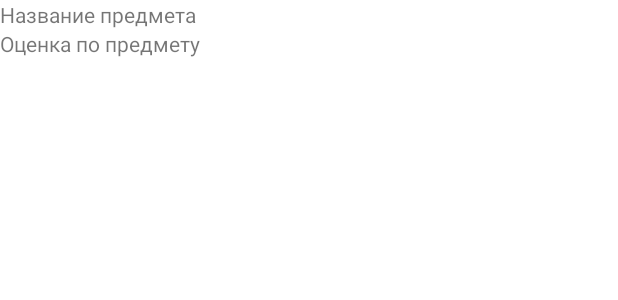
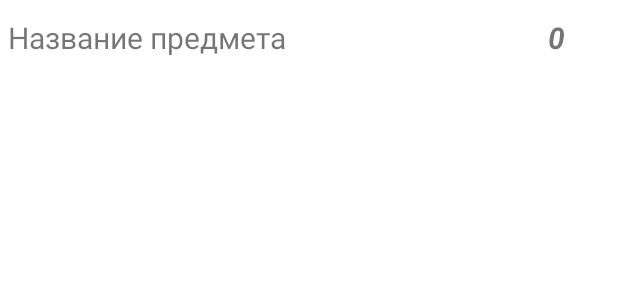
Before and after one commit to Paulgof/studentera, an Android app: the layout subject_element.xml on its own in the app's theme, with its tools: preview values and no code run, on a phone screen of 412 x 824 dp. Shown: the top 300 px of the screen. Run offline under Robolectric (Android 15) with nearby library versions, the phone set to English and light mode, and no system bars.

```diff
--- a/app/src/main/res/layout/subject_element.xml
+++ b/app/src/main/res/layout/subject_element.xml
@@ -2,18 +2,30 @@
 <LinearLayout xmlns:android="http://schemas.android.com/apk/res/android"
     android:id="@+id/wrap_subject_element"
     android:layout_width="match_parent"
-    android:layout_height="match_parent"
-    android:orientation="vertical">
+    android:layout_height="wrap_content"
+    android:gravity="center_horizontal">
 
     <TextView
         android:id="@+id/subject_name"
-        android:layout_width="match_parent"
+        android:layout_width="0dp"
         android:layout_height="wrap_content"
-        android:text="Название предмета" />
+        android:layout_marginTop="6dp"
+        android:layout_marginBottom="6dp"
+        android:layout_weight="0.8"
+        android:padding="5dp"
+        android:text="Название предмета"
+        android:textSize="20sp" />
 
     <TextView
         android:id="@+id/subject_mark"
-        android:layout_width="match_parent"
+        android:layout_width="0dp"
         android:layout_height="wrap_content"
-        android:text="Оценка по предмету" />
+        android:layout_marginTop="6dp"
+        android:layout_marginBottom="6dp"
+        android:layout_weight="0.2"
+        android:gravity="center"
+        android:padding="5dp"
+        android:text="0"
+        android:textSize="20sp"
+        android:textStyle="bold|italic" />
 </LinearLayout>
```
Also changed, not shown: app/src/main/java/com/example/studentera/MainActivity.java (+8 -3 lines), app/src/main/java/com/example/studentera/StudentActivity.java (+80 -24 lines), app/src/main/java/com/example/studentera/SubjectDialogFragment.java (deleted, +0 -34 lines), app/src/main/res/layout/subject_form.xml (+12 -6 lines), app/src/main/res/values/strings.xml (+10 -0 lines).
